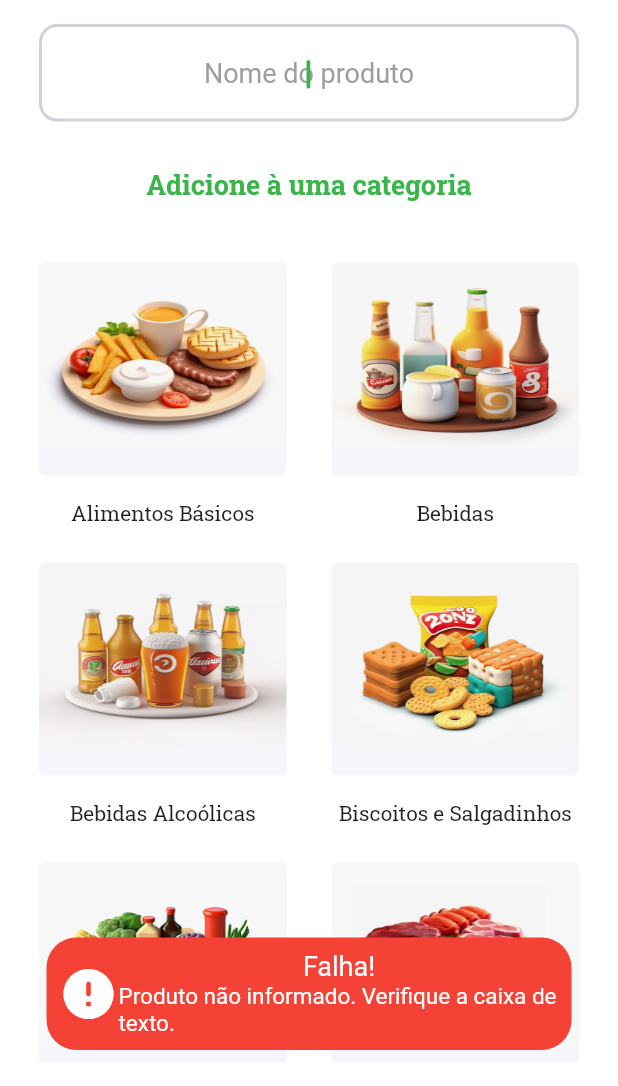
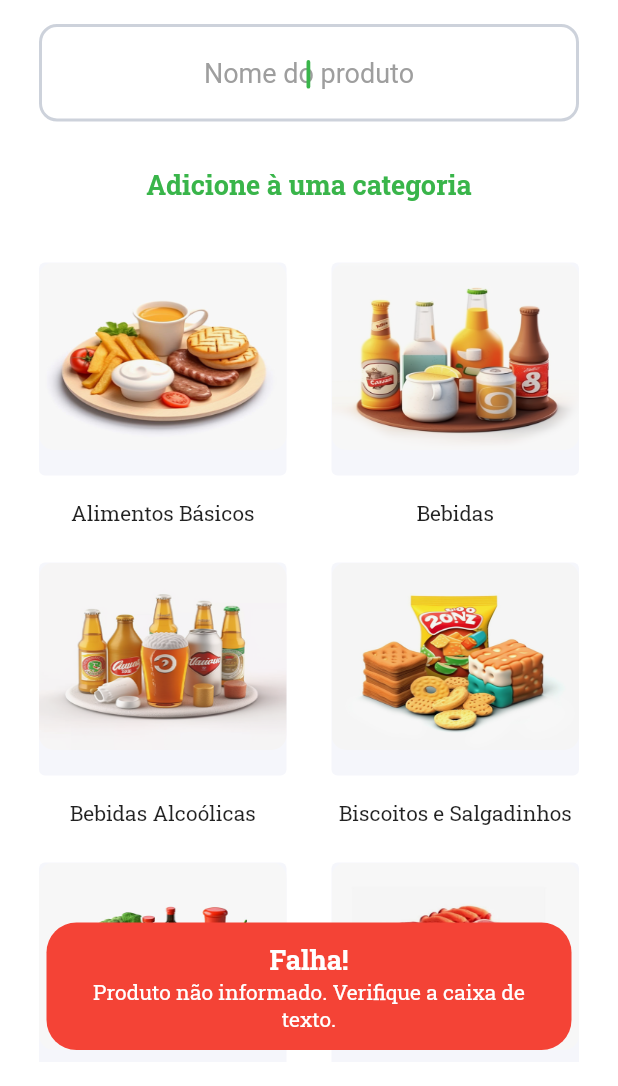
Before and after one commit to Emanuel-DSC/QuickGrid, a Flutter app: the AddItem screen opened directly, after a tap on "Alimentos Básicos", on a phone screen of 412 x 824 dp, the part 150-1236 px from its top. Run offline on Flutter 3.47's test engine with Material 2 defaults, Android fonts, the light colour scheme and no system bars; our stand-ins replace get_storage, google_fonts, shared_preferences, swipe_to; accounts and stored records are empty.

Commit message:
UPDATE - FlashCard

```diff
--- a/lib/View/widgets/flash_card_widget.dart
+++ b/lib/View/widgets/flash_card_widget.dart
@@ -1,22 +1,18 @@
 import 'package:flutter/material.dart';
+import 'package:google_fonts/google_fonts.dart';
 
-flashMessage(BuildContext context, itemName, category, Color color, IconData icon,
+flashMessage(BuildContext context, itemName, category, Color color, IconData? icon,
     String title, String text) {
   ScaffoldMessenger.of(context).showSnackBar(SnackBar(
     content: Container(
-        height: 75,
+        height: 85,
         decoration: BoxDecoration(
             color: color,
             borderRadius: const BorderRadius.all(Radius.circular(20))),
         child: Padding(
-          padding: const EdgeInsets.all(8.0),
+          padding: const EdgeInsets.all(12.0),
           child: Row(
             children: [
-              Icon(
-                icon,
-                color: Colors.white,
-                size: 40,
-              ),
               Expanded(
                 child: Column(
                   mainAxisAlignment: MainAxisAlignment.spaceEvenly,
@@ -24,12 +20,13 @@ flashMessage(BuildContext context, itemName, category, Color color, IconData ico
                     Text(
                       title,
                       textAlign: TextAlign.center,
-                      style: const TextStyle(fontSize: 18, color: Colors.white),
+                      style: GoogleFonts.robotoSlab(fontSize: 18, color: Colors.white, fontWeight: FontWeight.bold),
                     ),
                     Text(
                       text,
-                      style: const TextStyle(
-                        fontSize: 15,
+                      textAlign: TextAlign.center,
+                      style: GoogleFonts.robotoSlab(
+                        fontSize: 14,
                         color: Colors.white,
                       ),
                       maxLines: 2,
--- a/lib/models/categories_model.dart
+++ b/lib/models/categories_model.dart
@@ -34,7 +34,7 @@ class CategoryProvider extends ChangeNotifier {
           '$name adicionado à $category.');
       controller.clear();
     } else {
-      flashMessage(context, name, category, Colors.red, Icons.error_rounded, 'Falha!',
+      flashMessage(context, name, category, Colors.red, Icons.close, 'Falha!',
           'Produto não informado. Verifique a caixa de texto.');
     }
   }
```
